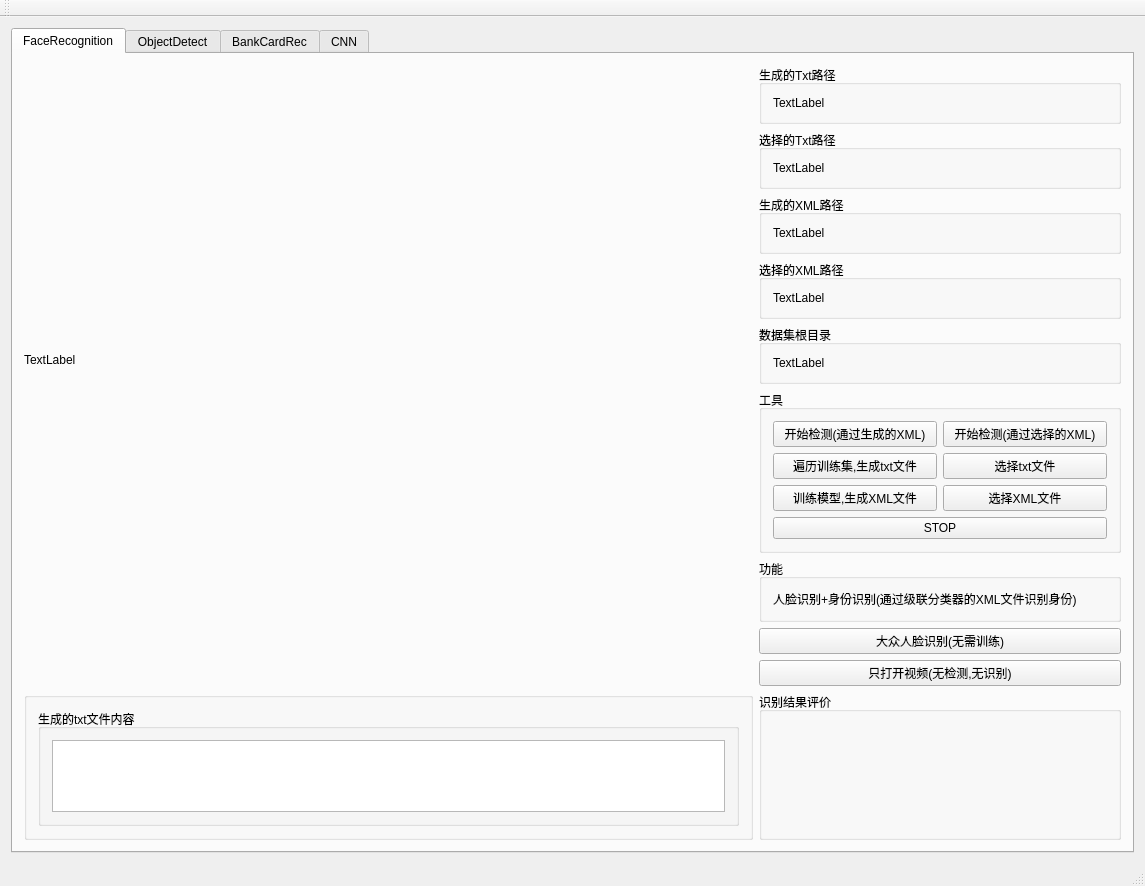
Before: the Qt Designer form Qt5openCV3DIPExtension/MainWindow.ui in Mrsherlock1996/Qt5openCV3DIPExtension, drawn with Qt 5.
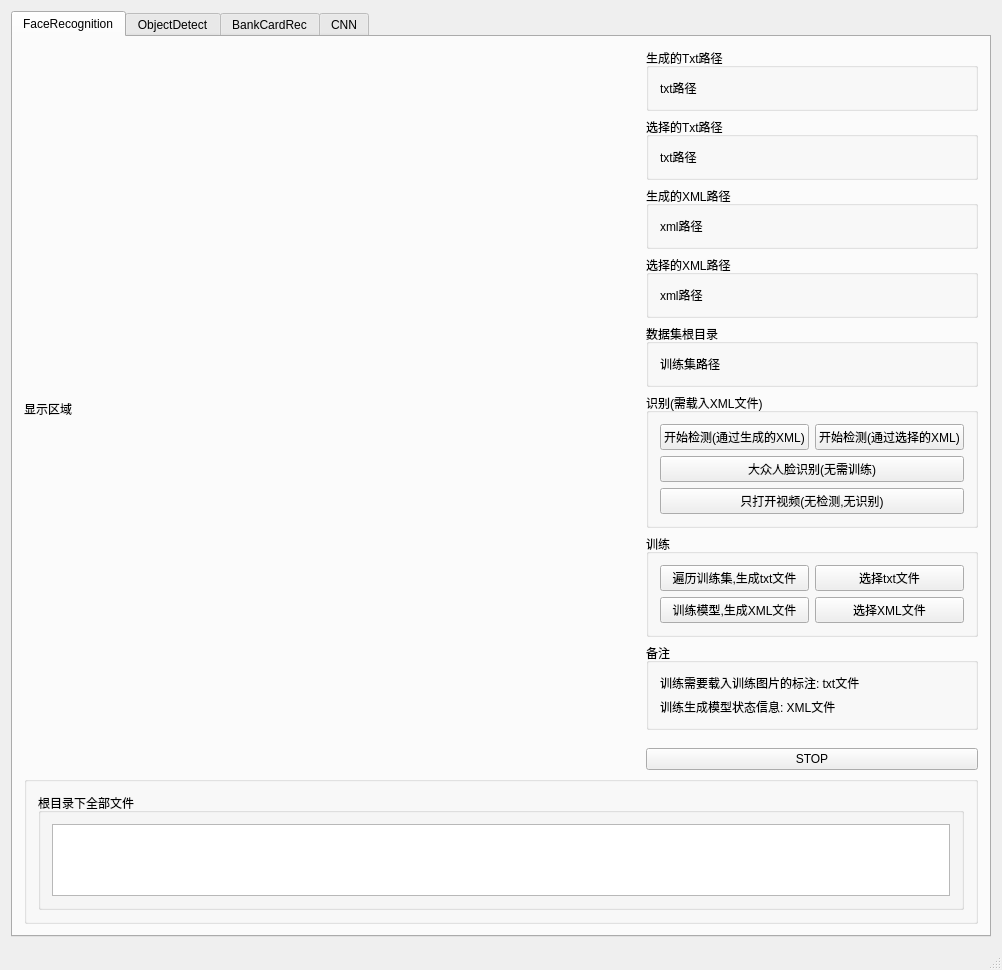
After: the same form once the commit is applied.

Commit message: 完成FaceRec部分(已实现多线程)

The edit to the form file:
```diff
--- a/Qt5openCV3DIPExtension/MainWindow.ui
+++ b/Qt5openCV3DIPExtension/MainWindow.ui
@@ -6,8 +6,8 @@
    <rect>
     <x>0</x>
     <y>0</y>
-    <width>1145</width>
-    <height>776</height>
+    <width>1002</width>
+    <height>745</height>
    </rect>
   </property>
   <property name="windowTitle">
@@ -20,43 +20,17 @@
       <property name="currentIndex">
        <number>0</number>
       </property>
+      <property name="iconSize">
+       <size>
+        <width>30</width>
+        <height>30</height>
+       </size>
+      </property>
       <widget class="QWidget" name="tabFaceRec">
        <attribute name="title">
         <string>FaceRecognition</string>
        </attribute>
        <layout class="QGridLayout" name="gridLayout_6">
-        <item row="1" column="2">
-         <widget class="QGroupBox" name="groupBoxSelecTxtP">
-          <property name="title">
-           <string>选择的Txt路径</string>
-          </property>
-          <layout class="QGridLayout" name="gridLayout_11">
-           <item row="0" column="0">
-            <widget class="QLabel" name="labelFRSelectTxtPath">
-             <property name="text">
-              <string>TextLabel</string>
-             </property>
-            </widget>
-           </item>
-          </layout>
-         </widget>
-        </item>
-        <item row="3" column="2">
-         <widget class="QGroupBox" name="groupBoxSelecXMLP">
-          <property name="title">
-           <string>选择的XML路径</string>
-          </property>
-          <layout class="QGridLayout" name="gridLayout_14">
-           <item row="0" column="0">
-            <widget class="QLabel" name="labelFRSelectXMLPath">
-             <property name="text">
-              <string>TextLabel</string>
-             </property>
-            </widget>
-           </item>
-          </layout>
-         </widget>
-        </item>
         <item row="2" column="2">
          <widget class="QGroupBox" name="groupBoxGenXMLP">
           <property name="title">
@@ -66,7 +40,83 @@
            <item row="0" column="0">
             <widget class="QLabel" name="labelFRGenXMLPath">
              <property name="text">
-              <string>TextLabel</string>
+              <string>xml路径</string>
+             </property>
+            </widget>
+           </item>
+          </layout>
+         </widget>
+        </item>
+        <item row="0" column="2">
+         <widget class="QGroupBox" name="groupBoxGenTxtP">
+          <property name="title">
+           <string>生成的Txt路径</string>
+          </property>
+          <layout class="QGridLayout" name="gridLayout_10">
+           <item row="0" column="0">
+            <widget class="QLabel" name="labelFRGenTxtPath">
+             <property name="text">
+              <string>txt路径</string>
+             </property>
+            </widget>
+           </item>
+          </layout>
+         </widget>
+        </item>
+        <item row="5" column="2">
+         <widget class="QGroupBox" name="groupBoxTOOLS">
+          <property name="title">
+           <string>识别(需载入XML文件)</string>
+          </property>
+          <layout class="QGridLayout" name="gridLayout_9">
+           <item row="2" column="1" colspan="2">
+            <widget class="QPushButton" name="pushButtonFRCommonFaceRec">
+             <property name="text">
+              <string>大众人脸识别(无需训练)</string>
+             </property>
+            </widget>
+           </item>
+           <item row="0" column="1">
+            <widget class="QPushButton" name="pushButtonFRRunRecByGen">
+             <property name="text">
+              <string>开始检测(通过生成的XML)</string>
+             </property>
+            </widget>
+           </item>
+           <item row="0" column="2">
+            <widget class="QPushButton" name="pushButtonFRRunRecBySelecte">
+             <property name="text">
+              <string>开始检测(通过选择的XML)</string>
+             </property>
+            </widget>
+           </item>
+           <item row="3" column="1" colspan="2">
+            <widget class="QPushButton" name="pushButtonFROnlyCamera">
+             <property name="text">
+              <string>只打开视频(无检测,无识别)</string>
+             </property>
+            </widget>
+           </item>
+          </layout>
+         </widget>
+        </item>
+        <item row="7" column="2">
+         <widget class="QGroupBox" name="groupBox_8">
+          <property name="title">
+           <string>备注</string>
+          </property>
+          <layout class="QGridLayout" name="gridLayout_7">
+           <item row="0" column="0">
+            <widget class="QLabel" name="label">
+             <property name="text">
+              <string>训练需要载入训练图片的标注: txt文件</string>
+             </property>
+            </widget>
+           </item>
+           <item row="1" column="0">
+            <widget class="QLabel" name="label_4">
+             <property name="text">
+              <string>训练生成模型状态信息: XML文件</string>
              </property>
             </widget>
            </item>
@@ -82,111 +132,97 @@
            <item row="0" column="0">
             <widget class="QLabel" name="labelFRTrainSetRootPath">
              <property name="text">
-              <string>TextLabel</string>
+              <string>训练集路径</string>
              </property>
             </widget>
            </item>
           </layout>
          </widget>
         </item>
-        <item row="9" column="2">
-         <widget class="QGroupBox" name="groupBox_10">
+        <item row="1" column="2">
+         <widget class="QGroupBox" name="groupBoxSelecTxtP">
           <property name="title">
-           <string>识别结果评价</string>
+           <string>选择的Txt路径</string>
           </property>
+          <layout class="QGridLayout" name="gridLayout_11">
+           <item row="0" column="0">
+            <widget class="QLabel" name="labelFRSelectTxtPath">
+             <property name="text">
+              <string>txt路径</string>
+             </property>
+            </widget>
+           </item>
+          </layout>
          </widget>
         </item>
         <item row="6" column="2">
-         <widget class="QGroupBox" name="groupBox_8">
+         <widget class="QGroupBox" name="groupBox_10">
           <property name="title">
-           <string>功能</string>
+           <string>训练</string>
           </property>
-          <layout class="QGridLayout" name="gridLayout_7">
+          <layout class="QGridLayout" name="gridLayout_16">
            <item row="0" column="0">
-            <widget class="QLabel" name="label">
-             <property name="text">
-              <string>人脸识别+身份识别(通过级联分类器的XML文件识别身份)</string>
-             </property>
-            </widget>
-           </item>
-          </layout>
-         </widget>
-        </item>
-        <item row="5" column="2">
-         <widget class="QGroupBox" name="groupBoxTOOLS">
-          <property name="title">
-           <string>工具</string>
-          </property>
-          <layout class="QGridLayout" name="gridLayout_9">
-           <item row="1" column="1">
             <widget class="QPushButton" name="pushButtonFRGenTxt">
              <property name="text">
               <string>遍历训练集,生成txt文件</string>
              </property>
             </widget>
            </item>
-           <item row="3" column="2">
-            <widget class="QPushButton" name="pushButtonFRSelectXML">
-             <property name="text">
-              <string>选择XML文件</string>
-             </property>
-            </widget>
-           </item>
-           <item row="1" column="2">
+           <item row="0" column="1">
             <widget class="QPushButton" name="pushButtonFRSelectTxt">
              <property name="text">
               <string>选择txt文件</string>
              </property>
             </widget>
            </item>
-           <item row="0" column="1">
-            <widget class="QPushButton" name="pushButtonFRRunRecByGen">
-             <property name="text">
-              <string>开始检测(通过生成的XML)</string>
-             </property>
-            </widget>
-           </item>
-           <item row="3" column="1">
+           <item row="1" column="0">
             <widget class="QPushButton" name="pushButtonFRGenXML">
              <property name="text">
               <string>训练模型,生成XML文件</string>
              </property>
             </widget>
            </item>
-           <item row="0" column="2">
-            <widget class="QPushButton" name="pushButtonFRRunRecBySelecte">
+           <item row="1" column="1">
+            <widget class="QPushButton" name="pushButtonFRSelectXML">
              <property name="text">
-              <string>开始检测(通过选择的XML)</string>
-             </property>
-            </widget>
-           </item>
-           <item row="4" column="1" colspan="2">
-            <widget class="QPushButton" name="pushButtonFRStop">
-             <property name="text">
-              <string>STOP</string>
+              <string>选择XML文件</string>
              </property>
             </widget>
            </item>
           </layout>
          </widget>
         </item>
-        <item row="0" column="2">
-         <widget class="QGroupBox" name="groupBoxGenTxtP">
+        <item row="3" column="2">
+         <widget class="QGroupBox" name="groupBoxSelecXMLP">
           <property name="title">
-           <string>生成的Txt路径</string>
+           <string>选择的XML路径</string>
           </property>
-          <layout class="QGridLayout" name="gridLayout_10">
+          <layout class="QGridLayout" name="gridLayout_14">
            <item row="0" column="0">
-            <widget class="QLabel" name="labelFRGenTxtPath">
+            <widget class="QLabel" name="labelFRSelectXMLPath">
              <property name="text">
-              <string>TextLabel</string>
+              <string>xml路径</string>
              </property>
             </widget>
            </item>
           </layout>
          </widget>
         </item>
-        <item row="9" column="0" colspan="2">
+        <item row="10" column="2">
+         <widget class="QPushButton" name="pushButtonFRStop">
+          <property name="text">
+           <string>STOP</string>
+          </property>
+         </widget>
+        </item>
+        <item row="0" column="0" rowspan="11" colspan="2">
+         <widget class="QLabel" name="labelShowFace">
+          <property name="text">
+           <string>显示区域</string>
+          </property>
+         </widget>
+        </item>
+        <item row="11" column="0" colspan="3">
          <widget class="QGroupBox" name="groupBox_7">
           <property name="enabled">
            <bool>true</bool>
@@ -198,7 +234,7 @@
            <item row="0" column="0">
             <widget class="QGroupBox" name="groupBox_9">
              <property name="title">
-              <string>生成的txt文件内容</string>
+              <string>根目录下全部文件</string>
              </property>
              <layout class="QHBoxLayout" name="horizontalLayout">
               <item>
@@ -210,27 +246,6 @@
           </layout>
          </widget>
         </item>
-        <item row="7" column="2">
-         <widget class="QPushButton" name="pushButtonFRCommonFaceRec">
-          <property name="text">
-           <string>大众人脸识别(无需训练)</string>
-          </property>
-         </widget>
-        </item>
-        <item row="0" column="0" rowspan="8" colspan="2">
-         <widget class="QLabel" name="labelShowFace">
-          <property name="text">
-           <string>TextLabel</string>
-          </property>
-         </widget>
-        </item>
-        <item row="8" column="2">
-         <widget class="QPushButton" name="pushButtonFROnlyCamera">
-          <property name="text">
-           <string>只打开视频(无检测,无识别)</string>
-          </property>
-         </widget>
-        </item>
        </layout>
       </widget>
       <widget class="QWidget" name="tabObjDetect">
@@ -414,24 +429,6 @@
     </item>
    </layout>
   </widget>
-  <widget class="QMenuBar" name="menuBar">
-   <property name="geometry">
-    <rect>
-     <x>0</x>
-     <y>0</y>
-     <width>1145</width>
-     <height>22</height>
-    </rect>
-   </property>
-  </widget>
-  <widget class="QToolBar" name="mainToolBar">
-   <attribute name="toolBarArea">
-    <enum>TopToolBarArea</enum>
-   </attribute>
-   <attribute name="toolBarBreak">
-    <bool>false</bool>
-   </attribute>
-  </widget>
   <widget class="QStatusBar" name="statusBar"/>
  </widget>
  <layoutdefault spacing="6" margin="11"/>
```
The commit also changes 5 other files.
